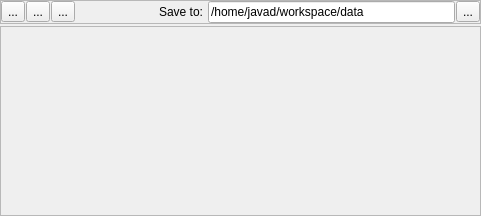
Above: widgets/builtinwidgetmanager.ui from amiryanj/smart-debug before the change. Below: the same form after it.
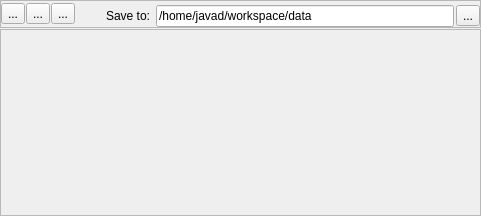
That is the form after the change. Icons and pictures are not drawn.

The edit to the form file:
```diff
--- a/widgets/builtinwidgetmanager.ui
+++ b/widgets/builtinwidgetmanager.ui
@@ -15,7 +15,7 @@
   </property>
   <layout class="QVBoxLayout" name="centralLayout">
    <property name="spacing">
-    <number>2</number>
+    <number>1</number>
    </property>
    <property name="leftMargin">
     <number>0</number>
@@ -37,7 +37,7 @@
      <property name="frameShadow">
       <enum>QFrame::Raised</enum>
      </property>
-     <layout class="QHBoxLayout" name="horizontalLayout" stretch="0,0,0,1,0,3,0">
+     <layout class="QHBoxLayout" name="horizontalLayout" stretch="0,0,0,1,0">
       <property name="spacing">
        <number>1</number>
       </property>
@@ -125,14 +125,61 @@
         <property name="orientation">
          <enum>Qt::Horizontal</enum>
         </property>
+        <property name="sizeType">
+         <enum>QSizePolicy::Maximum</enum>
+        </property>
         <property name="sizeHint" stdset="0">
          <size>
-          <width>40</width>
-          <height>20</height>
+          <width>30</width>
+          <height>10</height>
          </size>
         </property>
        </spacer>
       </item>
+      <item>
+       <layout class="QVBoxLayout" name="verticalLayout_2">
+        <property name="spacing">
+         <number>0</number>
+        </property>
+        <property name="leftMargin">
+         <number>0</number>
+        </property>
+        <property name="rightMargin">
+         <number>0</number>
+        </property>
+        <item>
+         <spacer name="verticalSpacer">
+          <property name="orientation">
+           <enum>Qt::Vertical</enum>
+          </property>
+          <property name="sizeType">
+           <enum>QSizePolicy::Minimum</enum>
+          </property>
+          <property name="sizeHint" stdset="0">
+           <size>
+            <width>20</width>
+            <height>4</height>
+           </size>
+          </property>
+         </spacer>
+        </item>
+        <item>
+         <layout class="QHBoxLayout" name="horizontalLayout_2">
+          <property name="spacing">
+           <number>2</number>
+          </property>
+          <property name="leftMargin">
+           <number>0</number>
+          </property>
+          <property name="topMargin">
+           <number>0</number>
+          </property>
+          <property name="rightMargin">
+           <number>0</number>
+          </property>
+          <property name="bottomMargin">
+           <number>0</number>
+          </property>
       <item>
        <widget class="QLabel" name="saveToLabel">
         <property name="text">
@@ -142,6 +189,18 @@
       </item>
       <item>
        <widget class="QLineEdit" name="saveToDirLineEdit">
+            <property name="sizePolicy">
+             <sizepolicy hsizetype="Expanding" vsizetype="Fixed">
+              <horstretch>0</horstretch>
+              <verstretch>0</verstretch>
+             </sizepolicy>
+            </property>
+            <property name="minimumSize">
+             <size>
+              <width>0</width>
+              <height>0</height>
+             </size>
+            </property>
         <property name="text">
          <string>/home/javad/workspace/data</string>
         </property>
@@ -160,6 +219,10 @@
        </widget>
       </item>
      </layout>
+        </item>
+       </layout>
+      </item>
+     </layout>
     </widget>
    </item>
    <item>
@@ -173,24 +236,24 @@
         <x>0</x>
         <y>0</y>
         <width>479</width>
-        <height>179</height>
+        <height>180</height>
        </rect>
       </property>
       <layout class="QVBoxLayout" name="verticalLayout">
        <property name="spacing">
-        <number>4</number>
+        <number>2</number>
        </property>
        <property name="leftMargin">
-        <number>2</number>
+        <number>1</number>
        </property>
        <property name="topMargin">
-        <number>2</number>
+        <number>1</number>
        </property>
        <property name="rightMargin">
-        <number>2</number>
+        <number>1</number>
        </property>
        <property name="bottomMargin">
-        <number>2</number>
+        <number>1</number>
        </property>
       </layout>
      </widget>
```
Lines whose indentation alone changed are shown as unchanged.
